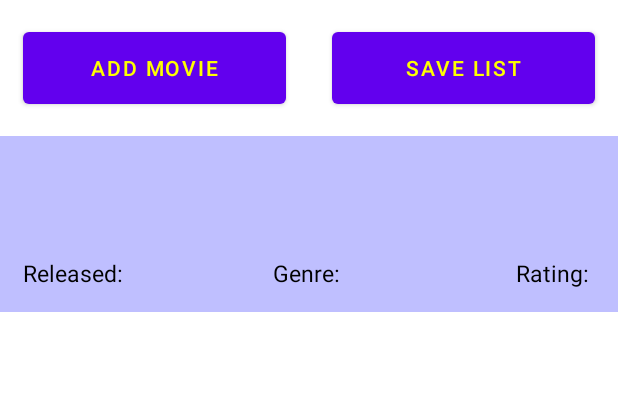
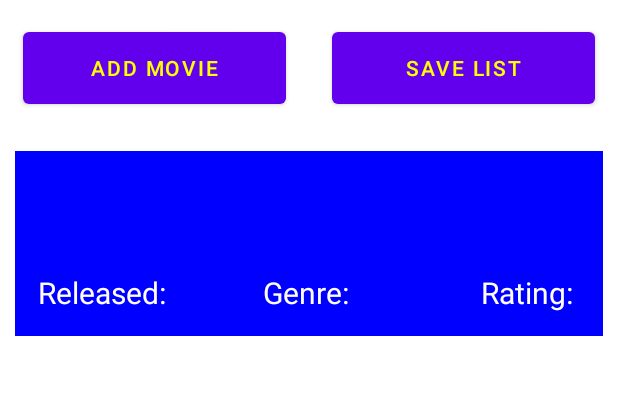
Before and after one commit to konkelmp/MovieList, an Android app: the screen it shows after launch (MainActivity), after a tap on "SAVE LIST", on a phone screen of 412 x 824 dp, the part 145-540 px from its top. Run offline under Robolectric (Android 15) with nearby library versions, the phone set to English and light mode, and no system bars; 1 other tap on this screen came first.

Commit message:
Final cleanup

```diff
--- a/app/src/main/java/example/com/movielist/MainActivity.kt
+++ b/app/src/main/java/example/com/movielist/MainActivity.kt
@@ -123,6 +123,7 @@ class MainActivity : AppCompatActivity() {
         Log.d("FileIO", "Entered readFile()")
         try {
             val f = File(myPlace + "/MOVIELIST.csv")
+            f.createNewFile()
             val myReader = Scanner(f)
             while (myReader.hasNextLine()) {
                 val data = myReader.nextLine()
--- a/app/src/main/res/layout/movie_item.xml
+++ b/app/src/main/res/layout/movie_item.xml
@@ -3,16 +3,18 @@
     android:orientation="vertical"
     android:layout_width="match_parent"
     android:layout_height="wrap_content"
-    android:background="#777777FF">
+    android:background="#0000FF"
+    android:layout_margin="10dp">
     <TextView
         android:id="@+id/titleTextView"
         android:layout_width="match_parent"
         android:layout_height="wrap_content"
-        android:textColor="#000000"
+        android:textColor="#FFFFFFFF"
         android:layout_gravity="center"
         android:layout_margin="15dp"
         android:textSize="25sp"
-        android:gravity="center" />
+        android:gravity="center"
+        android:textStyle="bold"/>
     <LinearLayout
         android:layout_width="match_parent"
         android:layout_height="wrap_content"
@@ -22,18 +24,18 @@
             android:layout_width="0dp"
             android:layout_height="wrap_content"
             android:layout_weight="1"
-            android:textColor="#000000"
+            android:textColor="#FFFFFFFF"
             android:layout_margin="15dp"
-            android:textSize="15sp"
+            android:textSize="20sp"
             android:gravity="left"/>
         <TextView
             android:id="@+id/genreTextView"
             android:layout_width="0dp"
             android:layout_height="wrap_content"
             android:layout_weight="1"
-            android:textColor="#000000"
+            android:textColor="#FFFFFFFF"
             android:layout_margin="15dp"
-            android:textSize="15sp"
+            android:textSize="20sp"
             android:gravity="center"/>
         <TextView
             android:id="@+id/ratingTextView"
@@ -41,8 +43,8 @@
             android:layout_height="wrap_content"
             android:layout_weight="1"
             android:layout_margin="15dp"
-            android:textColor="#000000"
-            android:textSize="15sp"
+            android:textColor="#FFFFFFFF"
+            android:textSize="20sp"
             android:gravity="right"/>
     </LinearLayout>
 </LinearLayout>
```
